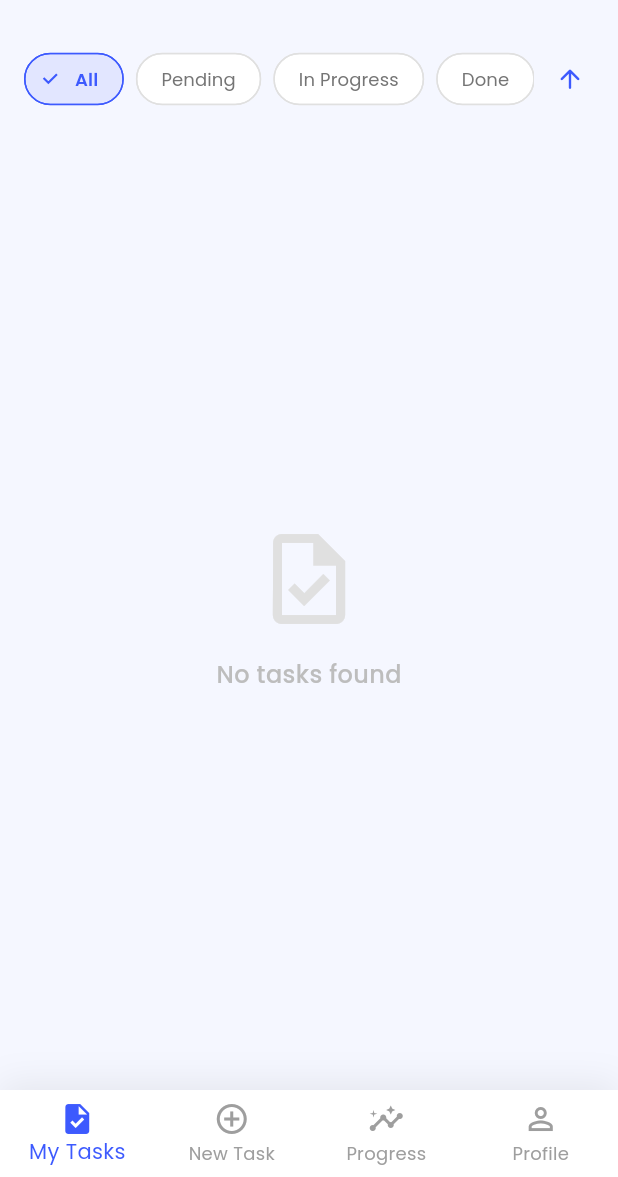
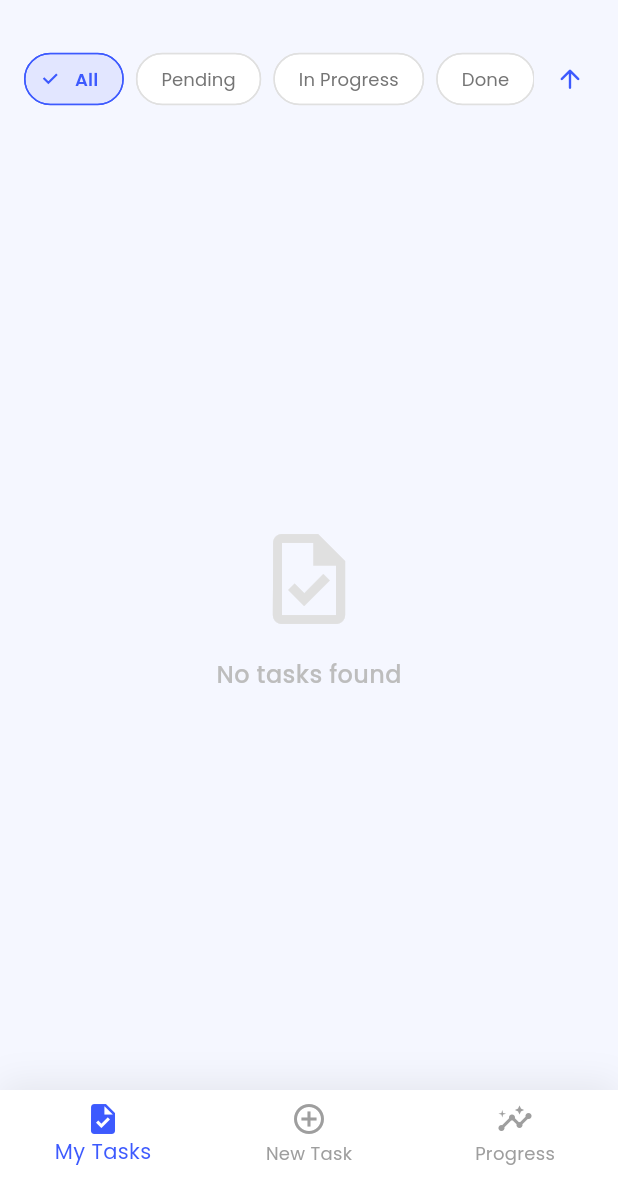
Before and after one commit to withshafan/intern_job_portal, a Flutter app: the HomeScreen screen opened directly, on a phone screen of 412 x 824 dp, the part 59-1236 px from its top. Run offline on Flutter 3.47's test engine with Material 3 defaults, Android fonts, the phone set to English and light mode, and no system bars; our stand-ins replace cloud_firestore, firebase_auth, firebase_core, firebase_messaging, firebase_storage, fl_chart and 4 more; accounts and stored records are empty.

Commit message:
refactor: remove redundant Profile tab from intern bottom navigation bar

```diff
--- a/lib/screens/home_screen.dart
+++ b/lib/screens/home_screen.dart
@@ -38,7 +38,6 @@ class _HomeScreenState extends State<HomeScreen> {
         const TasksScreen(isAdmin: false),
         const CreateTaskScreen(),
         const ProgressScreen(isAdmin: false),
-        const ProfileScreen(),
       ];
     }
   }
@@ -73,10 +72,6 @@ class _HomeScreenState extends State<HomeScreen> {
             icon: Icon(Icons.insights_outlined),
             activeIcon: Icon(Icons.insights),
             label: 'Progress'),
-        BottomNavigationBarItem(
-            icon: Icon(Icons.person_outline),
-            activeIcon: Icon(Icons.person),
-            label: 'Profile'),
       ];
     }
   }
```
